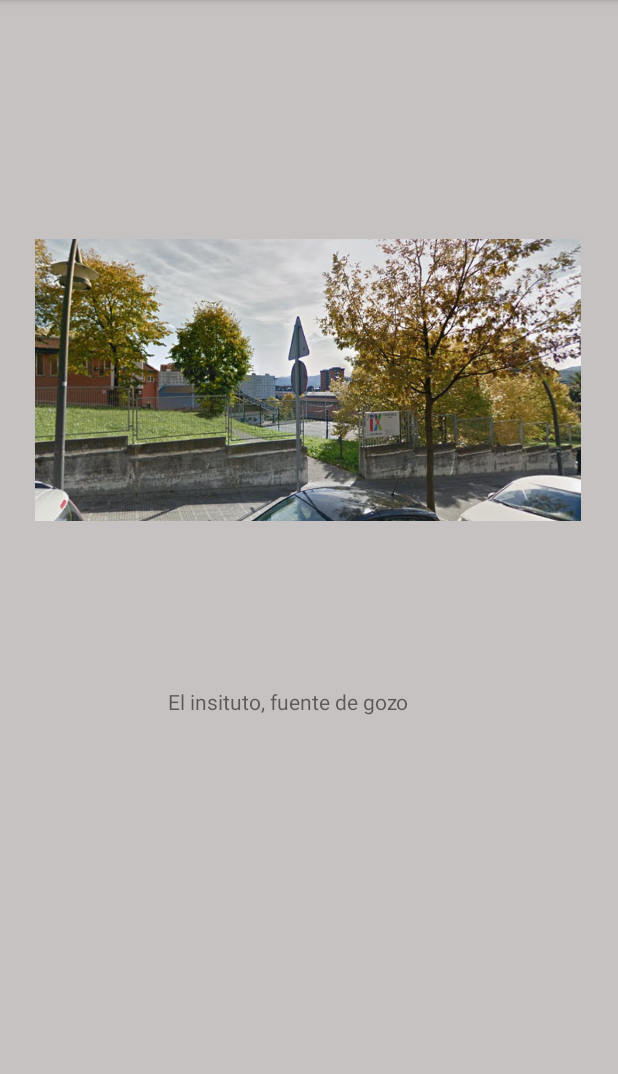
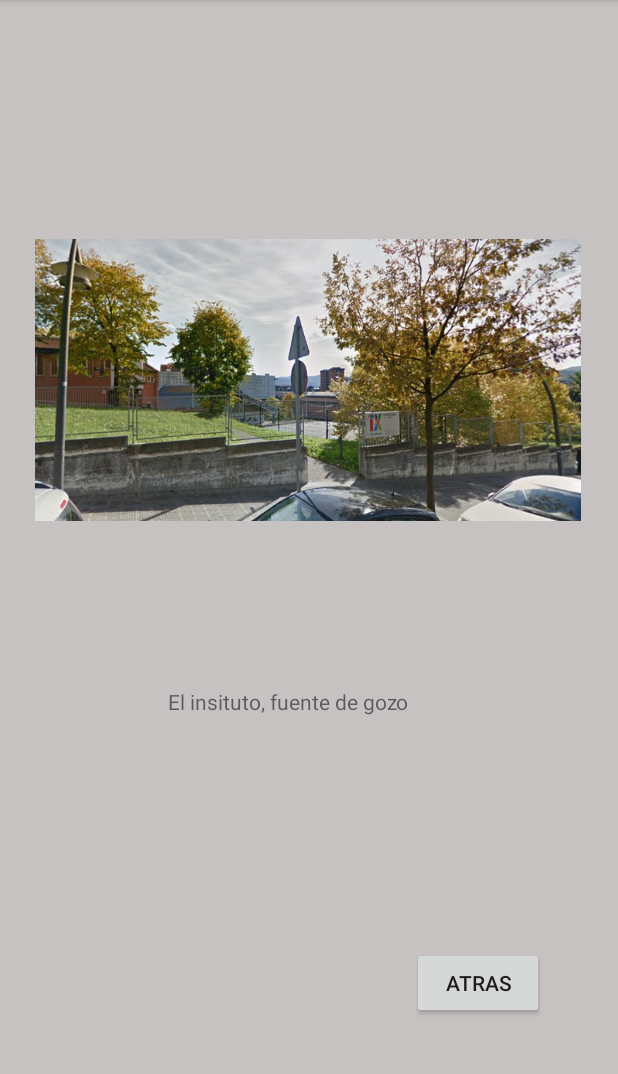
Before and after one commit to SsrJon/PMDMJonAnder, an Android app: the Marcador screen opened directly, with no data from a screen before it, on a phone screen of 412 x 824 dp, the part 84-1158 px from its top. Run offline under Robolectric (Android 15) with nearby library versions, the phone set to English and light mode, and no system bars.

Commit message:
botón atras

```diff
--- a/app/src/main/AndroidManifest.xml
+++ b/app/src/main/AndroidManifest.xml
@@ -16,6 +16,7 @@
         <activity android:name=".Marcador"
             android:screenOrientation="portrait"/>
         <activity android:name=".Mapa"
+            android:parentActivityName=".MainActivity"
             android:screenOrientation="portrait"/>
         <activity android:name=".MainActivity"
             android:screenOrientation="portrait">
--- a/app/src/main/java/com/example/pmdmjonander/MainActivity.java
+++ b/app/src/main/java/com/example/pmdmjonander/MainActivity.java
@@ -39,6 +39,7 @@ public class MainActivity extends AppCompatActivity {
                 longitudD=Double.parseDouble(etLongitud.getText().toString());
                 latitudD=Double.parseDouble(etLatitud.getText().toString());
 
+                //Comprueba si la longitud y latitud introducidas son validas
                 if (longitudD< -180.0 || longitudD >180.0 ||latitudD< -90.0 || latitudD >90.0){
 
                     Toast.makeText(MainActivity.this, "Coordenadas incorrectas", Toast.LENGTH_SHORT).show();
@@ -46,7 +47,6 @@ public class MainActivity extends AppCompatActivity {
                 else{
 
                     Intent mapa = new Intent(MainActivity.this, Mapa.class);
-
 
                     System.out.println(etMarcador.getText().toString());
                     System.out.println(etLongitud.getText().toString());
--- a/app/src/main/java/com/example/pmdmjonander/Marcador.java
+++ b/app/src/main/java/com/example/pmdmjonander/Marcador.java
@@ -2,15 +2,36 @@ package com.example.pmdmjonander;
 
 import androidx.appcompat.app.AppCompatActivity;
 
+import android.content.Intent;
 import android.os.Bundle;
+import android.view.View;
+import android.widget.Button;
 
 public class Marcador extends AppCompatActivity {
+
+    private Button btnAtras;
 
     @Override
     protected void onCreate(Bundle savedInstanceState) {
         super.onCreate(savedInstanceState);
         setContentView(R.layout.activity_marcador);
 
+        btnAtras=findViewById(R.id.buttonAtrasMarcador);
+
+        btnAtras.setOnClickListener(new View.OnClickListener() {
+            @Override
+            public void onClick(View v) {
+                Intent intent = new Intent(Marcador.this, Mapa.class);
+                String marcador  = getIntent().getStringExtra("marcadorM");
+                intent.putExtra("marcador", marcador );
+                String longitud  = getIntent().getStringExtra("longitudM");
+                intent.putExtra("longitud", longitud );
+                String latitud  = getIntent().getStringExtra("latitudM");
+                intent.putExtra("latitud", latitud  );
+                startActivity(intent);
+            }
+        });
+
 
     }
 }
--- a/app/src/main/res/layout/activity_marcador.xml
+++ b/app/src/main/res/layout/activity_marcador.xml
@@ -30,4 +30,16 @@
         app:layout_constraintStart_toStartOf="parent"
         app:layout_constraintTop_toTopOf="parent"
         app:layout_constraintVertical_bias="0.612" />
+
+    <Button
+        android:id="@+id/buttonAtrasMarcador"
+        android:layout_width="wrap_content"
+        android:layout_height="wrap_content"
+        android:text="@string/atras"
+        app:layout_constraintBottom_toBottomOf="parent"
+        app:layout_constraintEnd_toEndOf="parent"
+        app:layout_constraintHorizontal_bias="0.848"
+        app:layout_constraintStart_toStartOf="parent"
+        app:layout_constraintTop_toTopOf="parent"
+        app:layout_constraintVertical_bias="0.877" />
 </androidx.constraintlayout.widget.ConstraintLayout>
--- a/app/src/main/res/values/strings.xml
+++ b/app/src/main/res/values/strings.xml
@@ -17,5 +17,7 @@
 
     <string name="vacio">Hay campos vacíos</string>
 
+    <string name="atras">Atras</string>
+
 
 </resources>
```
Also changed, not shown: app/src/main/java/com/example/pmdmjonander/Mapa.java (+15 -7 lines).
